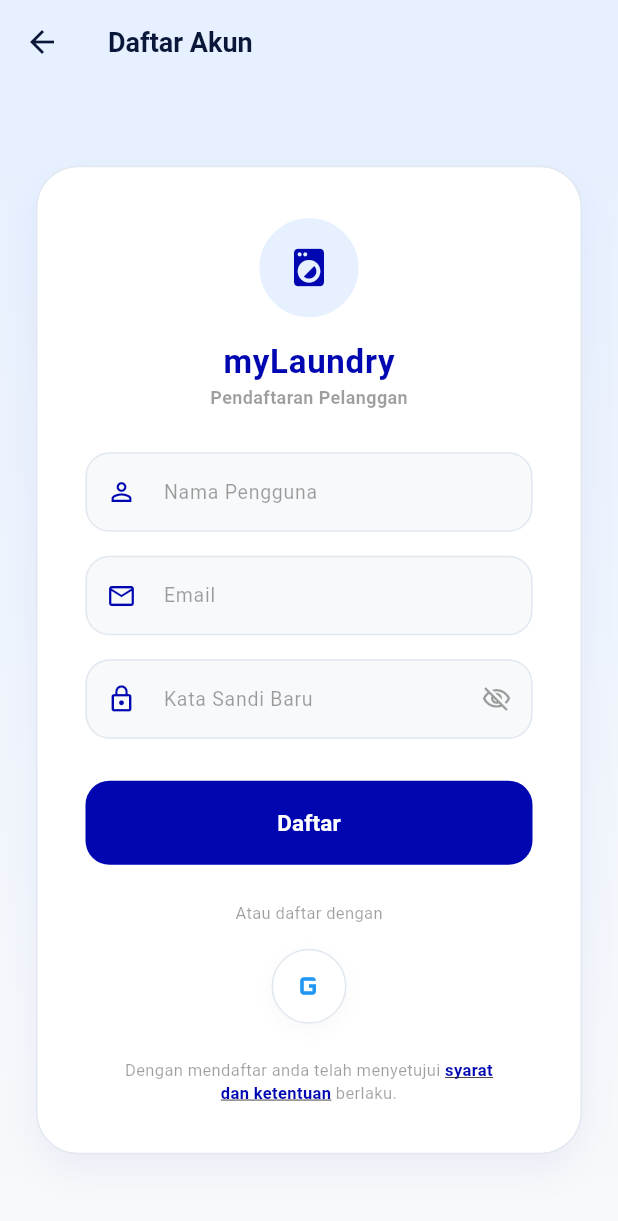
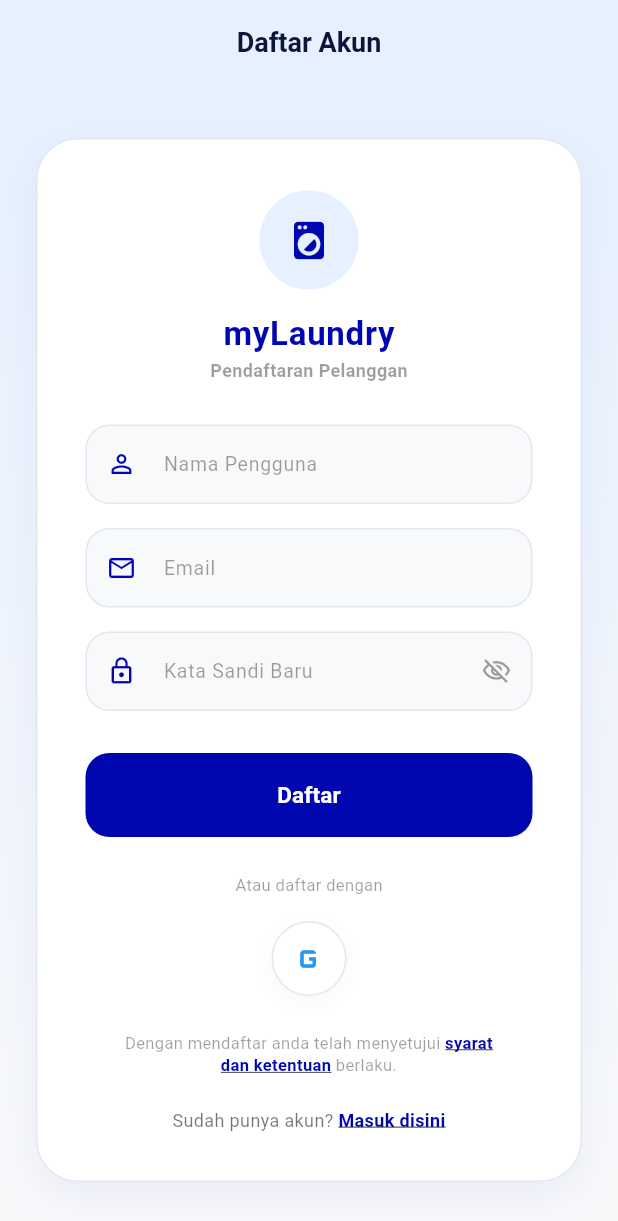
Before and after one commit to bntngridp/customer-myLaundry, a Flutter app: the RegisterView screen opened directly, on a phone screen of 412 x 824 dp. Shown: the top 1221 px of the screen. Run offline on Flutter 3.47's test engine with Material 3 defaults, Android fonts, the phone set to English and light mode, and no system bars; our stand-ins replace shared_preferences; accounts and stored records are empty; network calls fail.

Commit message:
fix(customer): remove back button from RegisterView app bar and add inline navigation link to LoginView

```diff
--- a/lib/ui/features/auth/views/register_view.dart
+++ b/lib/ui/features/auth/views/register_view.dart
@@ -58,10 +58,8 @@ class _RegisterViewState extends State<RegisterView> {
       appBar: AppBar(
         backgroundColor: const Color(0xFFE6F0FF),
         elevation: 0,
-        leading: IconButton(
-          icon: const Icon(Icons.arrow_back, color: Color(0xFF0B1739)),
-          onPressed: () => Navigator.pop(context),
-        ),
+        automaticallyImplyLeading: false,
+        centerTitle: true,
         title: const Text(
           'Daftar Akun',
           style: TextStyle(
@@ -367,6 +365,29 @@ class _RegisterViewState extends State<RegisterView> {
                           textAlign: TextAlign.center,
                         ),
                       ),
+                      const SizedBox(height: 20),
+
+                      // Already have an account link
+                      GestureDetector(
+                        onTap: () => Navigator.pop(context),
+                        child: const Text.rich(
+                          TextSpan(
+                            text: 'Sudah punya akun? ',
+                            style: TextStyle(fontSize: 12, color: Colors.black54),
+                            children: [
+                              TextSpan(
+                                text: 'Masuk disini',
+                                style: TextStyle(
+                                  color: Color(0xFF0007B0),
+                                  fontWeight: FontWeight.bold,
+                                  decoration: TextDecoration.underline,
+                                ),
+                              ),
+                            ],
+                          ),
+                          textAlign: TextAlign.center,
+                        ),
+                      ),
                     ],
                   ),
                 ),
```
